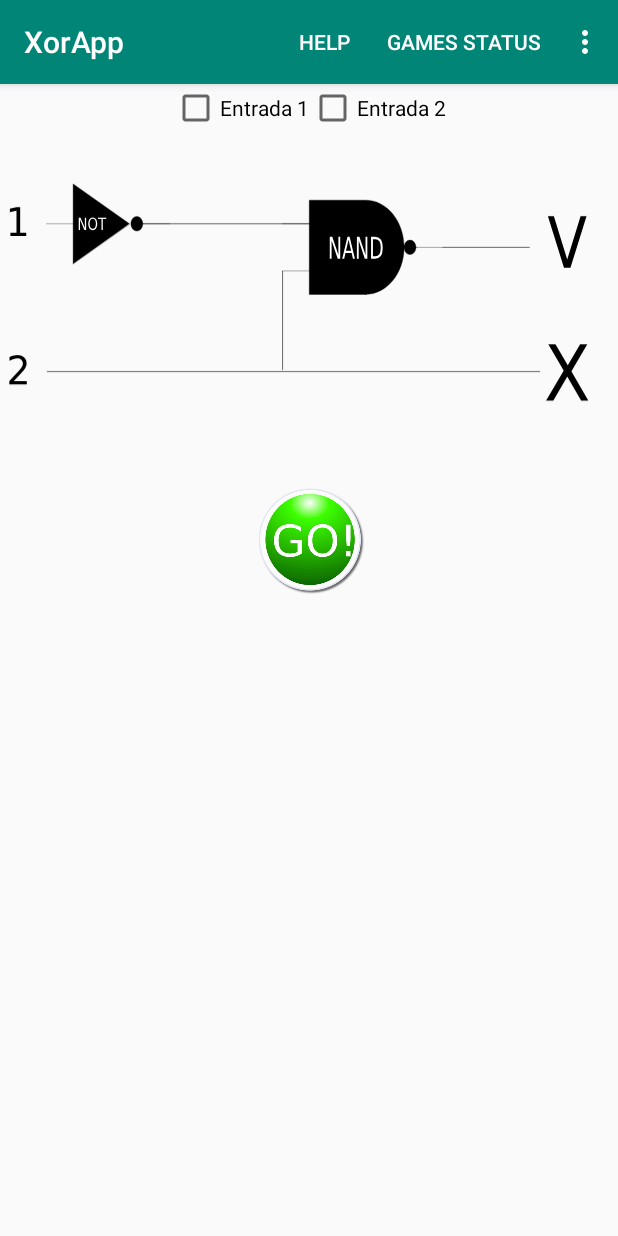
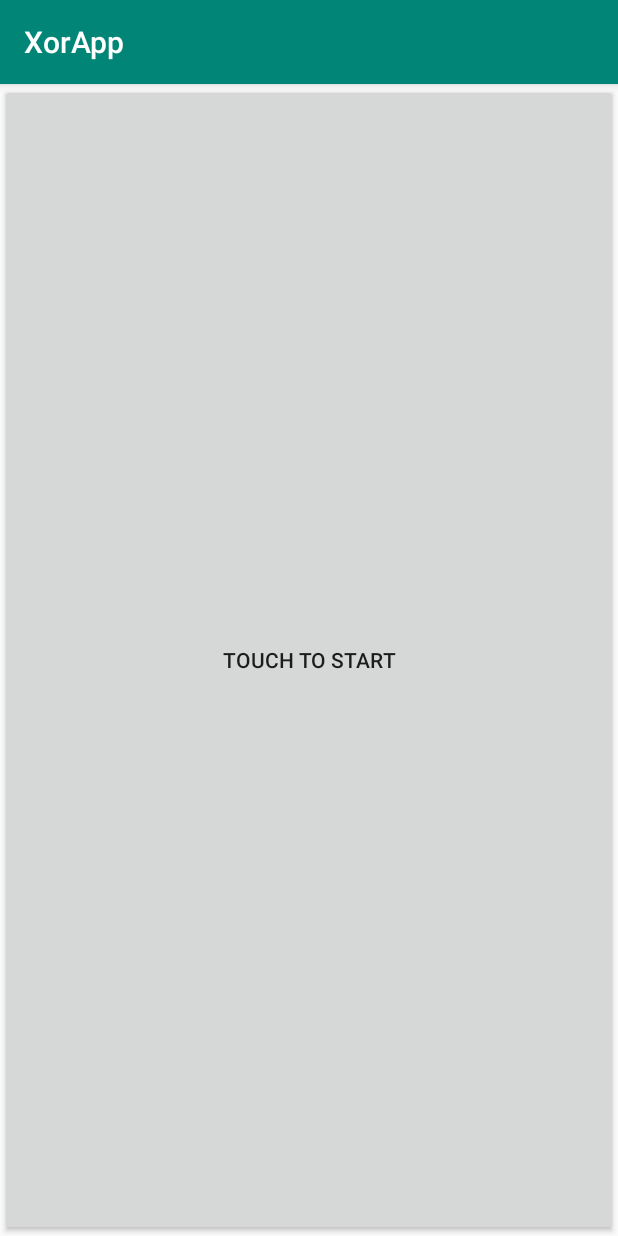
Before and after one commit to jluzonlopez/Android, an Android app: the screen it shows after launch (MainActivity before the commit, WelcomeActivity after it), on a phone screen of 412 x 824 dp. Run offline under Robolectric (Android 15) with nearby library versions, the phone set to English and light mode, and no system bars.

Commit message:
Añadida pantalla inicio

```diff
--- a/XorApp/app/src/main/java/jluzon/mov/urjc/xorapp/Level.java
+++ b/XorApp/app/src/main/java/jluzon/mov/urjc/xorapp/Level.java
@@ -8,10 +8,12 @@ public abstract class Level {
     private int netries;
     private static ImageView imgV;
     private int idImg;
+    private CheckBox[] cb;
 
-    public Level(ImageView img, int id){
+    public Level(ImageView img, int id, CheckBox[] chb){
         imgV = img;
         idImg = id;
+        cb = chb;
     }
     // &&--AND ||--OR
     public abstract boolean badOut(boolean cB[]);
@@ -27,15 +29,16 @@ public abstract class Level {
     private void setImg() {
         imgV.setImageResource(idImg);
     }
-    private void setButtons(CheckBox[] cb){
+
+    private void setButtons(){
         resetButtons(cb);
         for(int i=0;i<netries;i++){
             cb[i].setVisibility(View.VISIBLE);
         }
     }
 
-    public void initLevel(CheckBox[] cb){
+    public void initLevel(){
         setImg();
-        setButtons(cb);
+        setButtons();
     }
 }
--- a/XorApp/app/src/main/java/jluzon/mov/urjc/xorapp/Level0.java
+++ b/XorApp/app/src/main/java/jluzon/mov/urjc/xorapp/Level0.java
@@ -1,12 +1,13 @@
 package jluzon.mov.urjc.xorapp;
 
+import android.widget.CheckBox;
 import android.widget.ImageView;
 
 public class Level0 extends Level{
     private final int ENTRIES = 2;
 
-    public Level0(ImageView img, int id){
-        super(img,id);
+    public Level0(ImageView img, int id, CheckBox[] chb){
+        super(img,id,chb);
         this.setNetries(ENTRIES);
     }
 
--- a/XorApp/app/src/main/java/jluzon/mov/urjc/xorapp/Level1.java
+++ b/XorApp/app/src/main/java/jluzon/mov/urjc/xorapp/Level1.java
@@ -1,12 +1,13 @@
 package jluzon.mov.urjc.xorapp;
 
+import android.widget.CheckBox;
 import android.widget.ImageView;
 
 public class Level1 extends Level{
     private final int ENTRIES = 3;
 
-    public Level1(ImageView img, int id){
-       super(img,id);
+    public Level1(ImageView img, int id, CheckBox[] chb){
+       super(img,id, chb);
        this.setNetries(ENTRIES);
     }
     // &&--AND ||--OR
--- a/XorApp/app/src/main/java/jluzon/mov/urjc/xorapp/Level2.java
+++ b/XorApp/app/src/main/java/jluzon/mov/urjc/xorapp/Level2.java
@@ -1,12 +1,13 @@
 package jluzon.mov.urjc.xorapp;
 
+import android.widget.CheckBox;
 import android.widget.ImageView;
 
 public class Level2 extends Level{
     private final int ENTRIES = 4;
 
-    public Level2(ImageView img, int id){
-        super(img,id);
+    public Level2(ImageView img, int id, CheckBox[] chb){
+        super(img,id,chb);
         this.setNetries(ENTRIES);
     }
     // &&--AND ||--OR
--- a/XorApp/app/src/main/java/jluzon/mov/urjc/xorapp/Level3.java
+++ b/XorApp/app/src/main/java/jluzon/mov/urjc/xorapp/Level3.java
@@ -1,12 +1,13 @@
 package jluzon.mov.urjc.xorapp;
 
+import android.widget.CheckBox;
 import android.widget.ImageView;
 
 public class Level3 extends Level {
     private final int ENTRIES = 4;
 
-    public Level3(ImageView img, int id){
-        super(img,id);
+    public Level3(ImageView img, int id, CheckBox[] chb){
+        super(img,id,chb);
         this.setNetries(ENTRIES);
     }
 
--- a/XorApp/app/src/main/java/jluzon/mov/urjc/xorapp/MainActivity.java
+++ b/XorApp/app/src/main/java/jluzon/mov/urjc/xorapp/MainActivity.java
@@ -44,7 +44,7 @@ public class MainActivity extends AppCompatActivity {
             imgAry = new int[maxLvl];
             menArray = new int[maxLvl];
             img = findViewById(R.id.lvlimg);
-            lvFc = new LevelFactory(img,imgAry);
+            lvFc = new LevelFactory(img,imgAry,chkB);
 
             for(int i=0;i<4;i++){
                 int id = rso.getIdentifier("game"+i,"id",getPackageName());
@@ -189,7 +189,7 @@ public class MainActivity extends AppCompatActivity {
 
     private void setLevelRecover(int lv){
         Level l = levelViews.lvFc.produce(lv);
-        l.initLevel(levelViews.chkB);
+        l.initLevel();
         levelViews.setLv(l);
         levelViews.setLvlImg(lv);
     }
--- /dev/null
+++ b/XorApp/app/src/main/java/jluzon/mov/urjc/xorapp/WelcomeActivity.java
@@ -0,0 +1,20 @@
+package jluzon.mov.urjc.xorapp;
+
+import android.content.Intent;
+import android.support.v7.app.AppCompatActivity;
+import android.os.Bundle;
+import android.view.View;
+
+public class WelcomeActivity extends AppCompatActivity {
+
+    @Override
+    protected void onCreate(Bundle savedInstanceState) {
+        super.onCreate(savedInstanceState);
+        setContentView(R.layout.activity_welcome);
+    }
+
+    public void welcomeButton(View b){
+        Intent level = new Intent(WelcomeActivity.this,MainActivity.class);
+        startActivity(level);
+    }
+}
--- /dev/null
+++ b/XorApp/app/src/main/res/layout/activity_welcome.xml
@@ -0,0 +1,16 @@
+<?xml version="1.0" encoding="utf-8"?>
+<android.widget.LinearLayout
+    xmlns:android="http://schemas.android.com/apk/res/android"
+    xmlns:app="http://schemas.android.com/apk/res-auto"
+    xmlns:tools="http://schemas.android.com/tools"
+    android:layout_width="match_parent"
+    android:layout_height="match_parent"
+    android:orientation="vertical"
+    tools:context=".WelcomeActivity">
+    <Button
+        android:layout_width="match_parent"
+        android:layout_height="match_parent"
+        android:onClick="welcomeButton"
+        android:text="Touch to start"
+        android:layout_gravity="center"/>
+</android.widget.LinearLayout>
```
Also changed, not shown: XorApp/app/src/main/AndroidManifest.xml (+12 -6 lines), XorApp/app/src/main/java/jluzon/mov/urjc/xorapp/LevelFactory.java (+8 -8 lines), 1 other file.
